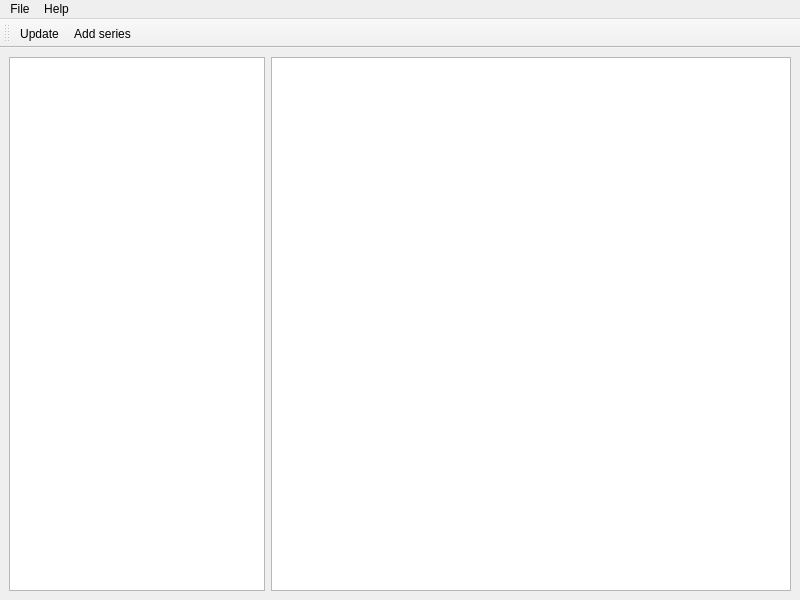
This is src/UI/mainWindow.ui in christofsteel/mucomicload as Qt 5 draws it before an edit. The edited form follows.
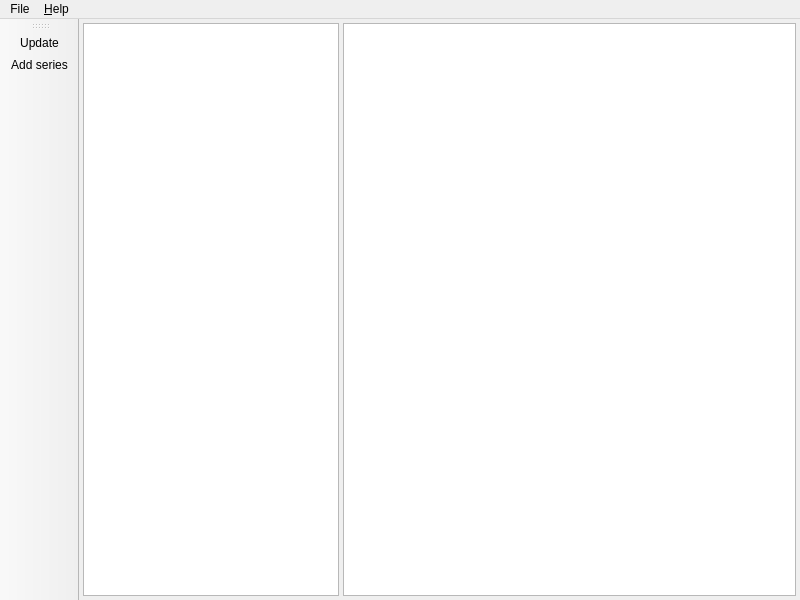
This is the edited form.

Diff of the .ui file:
```diff
--- a/src/UI/mainWindow.ui
+++ b/src/UI/mainWindow.ui
@@ -15,10 +15,16 @@
   </property>
   <widget class="QWidget" name="centralwidget">
    <layout class="QHBoxLayout" name="horizontalLayout_3">
+    <property name="spacing">
+     <number>4</number>
+    </property>
+    <property name="margin">
+     <number>4</number>
+    </property>
     <item>
-     <widget class="QTableView" name="tableView">
+     <widget class="QListView" name="listComics">
       <property name="sizePolicy">
-       <sizepolicy hsizetype="Fixed" vsizetype="Expanding">
+       <sizepolicy hsizetype="Minimum" vsizetype="Expanding">
         <horstretch>0</horstretch>
         <verstretch>0</verstretch>
        </sizepolicy>
@@ -26,7 +32,14 @@
      </widget>
     </item>
     <item>
-     <widget class="QListView" name="listView"/>
+     <widget class="QTableView" name="tableIssues">
+      <property name="sizePolicy">
+       <sizepolicy hsizetype="MinimumExpanding" vsizetype="Expanding">
+        <horstretch>0</horstretch>
+        <verstretch>0</verstretch>
+       </sizepolicy>
+      </property>
+     </widget>
     </item>
    </layout>
   </widget>
@@ -49,7 +62,7 @@
    </widget>
    <widget class="QMenu" name="menuHelp">
     <property name="title">
-     <string>Help</string>
+     <string>&amp;Help</string>
     </property>
    </widget>
    <addaction name="menuFile"/>
@@ -63,7 +76,7 @@
     <enum>Qt::ToolButtonTextUnderIcon</enum>
    </property>
    <attribute name="toolBarArea">
-    <enum>TopToolBarArea</enum>
+    <enum>LeftToolBarArea</enum>
    </attribute>
    <attribute name="toolBarBreak">
     <bool>false</bool>
@@ -83,12 +96,22 @@
   </action>
   <action name="actionAdd_series">
    <property name="text">
-    <string>Add series</string>
+    <string>&amp;Add series</string>
    </property>
   </action>
   <action name="actionUpdate">
    <property name="text">
-    <string>Update</string>
+    <string>&amp;Update</string>
+   </property>
+  </action>
+  <action name="actionAbout_MUComicLoad">
+   <property name="text">
+    <string>About MUComicLoad</string>
+   </property>
+  </action>
+  <action name="actionHelp">
+   <property name="text">
+    <string>&amp;Help</string>
    </property>
   </action>
  </widget>
```
Left out of the diff: 20 changed lines with no effect on the pictures.
